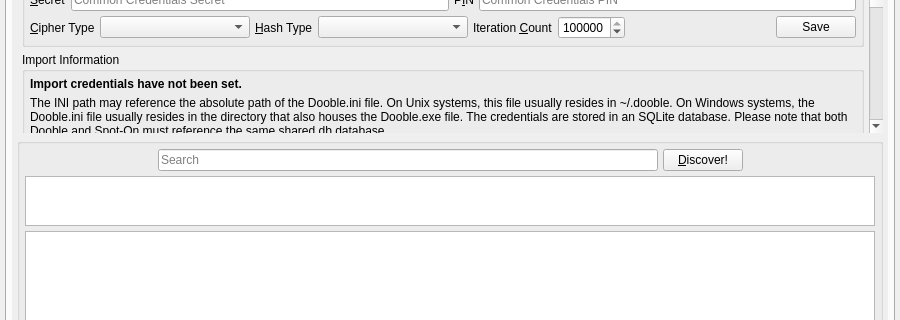
This is branches/trunk/UI/spot-on-controlcenter.ui in textbrowser/spot-on as Qt 5 draws it before an edit; both pictures show x 0 to 900 and y 275 to 595 of the 900 by 800 pixel window. The edited form follows.
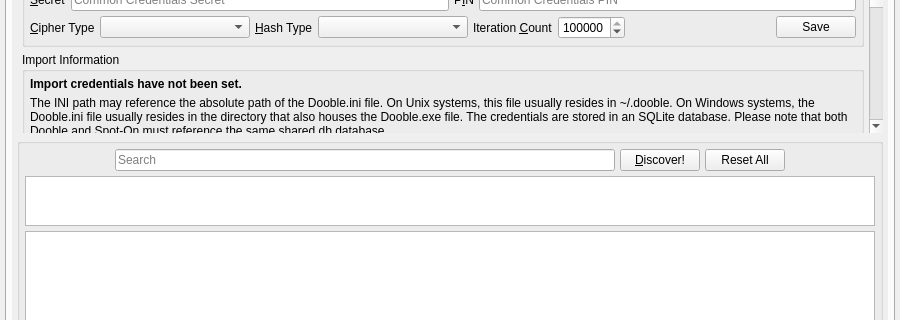
This is the edited form. The open tabs and pages were chosen to show the change. Icons and pictures are not drawn. Custom widgets are drawn as their Qt base class.

Commit message: Search clear.

The edit to the form file:
```diff
--- a/branches/trunk/UI/spot-on-controlcenter.ui
+++ b/branches/trunk/UI/spot-on-controlcenter.ui
@@ -4967,8 +4967,8 @@
             <rect>
              <x>0</x>
              <y>0</y>
-             <width>625</width>
-             <height>426</height>
+             <width>872</width>
+             <height>682</height>
             </rect>
            </property>
            <layout class="QVBoxLayout" name="verticalLayout_2">
@@ -5892,6 +5892,13 @@
                    </property>
                   </widget>
                  </item>
+                 <item>
+                  <widget class="QPushButton" name="reset_search_results">
+                   <property name="text">
+                    <string>Reset All</string>
+                   </property>
+                  </widget>
+                 </item>
                  <item>
                   <spacer name="horizontalSpacer_5">
                    <property name="orientation">
```
Left out of the diff: 33 changed lines with no effect on the pictures. The commit also changes 5 other files.
